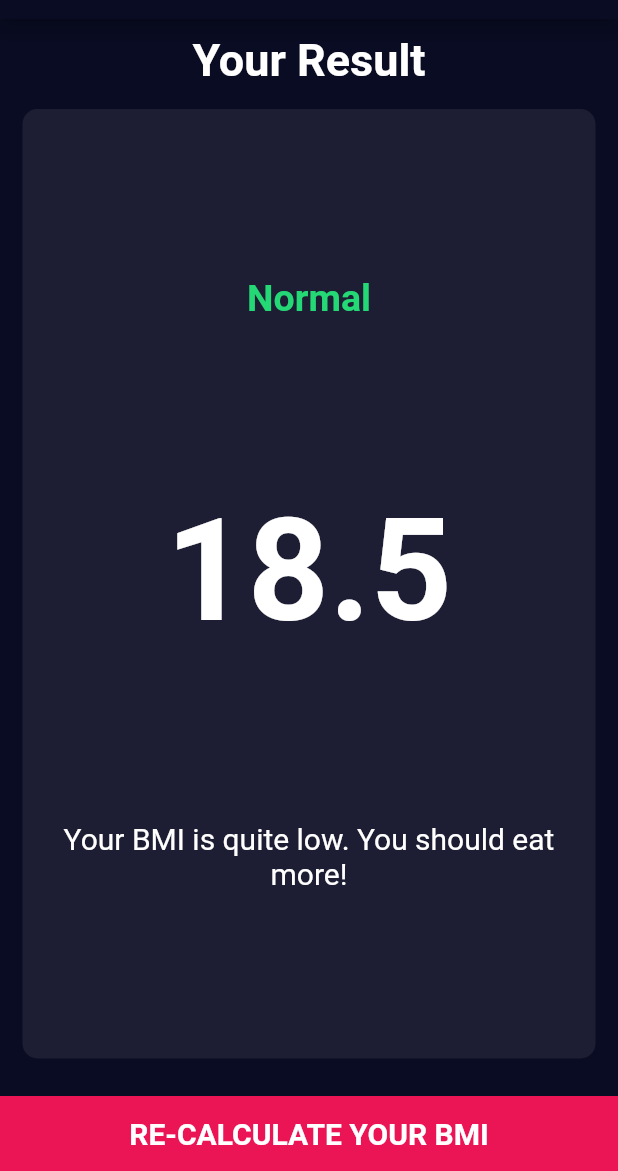
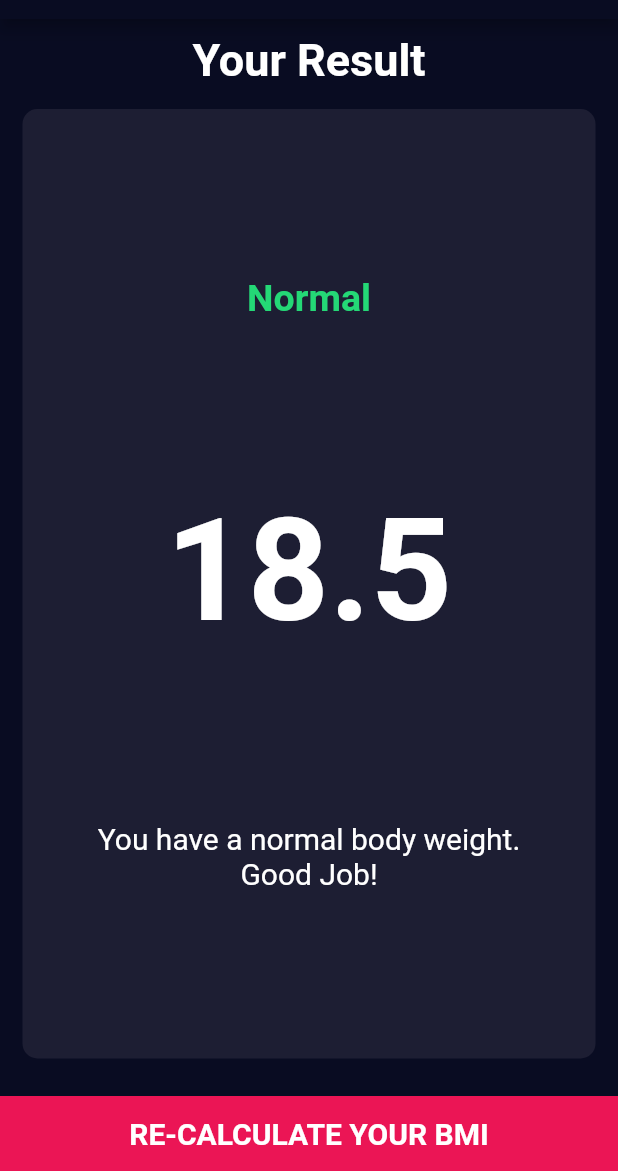
Before and after one commit to KAIMonmoy/Flutter-BMI-Calculator, a Flutter app: the screen it shows after launch, after a tap on "CALCULATE YOUR BMI", on a phone screen of 412 x 824 dp, the part 65-1236 px from its top. Run offline on Flutter 3.47's test engine with Material 2 defaults, Android fonts, the phone set to English and light mode, and no system bars; our stand-ins replace font_awesome_flutter.

Commit message:
:rocket: BMI Calculator App Complete!

```diff
--- a/lib/screens/input_page.dart
+++ b/lib/screens/input_page.dart
@@ -4,6 +4,8 @@ import 'package:font_awesome_flutter/font_awesome_flutter.dart';
 import 'package:bmi_calculator/util/constants.dart';
 import 'package:bmi_calculator/components/custom_card_icon.dart';
 import 'package:bmi_calculator/components/reusable_card.dart';
+import 'package:bmi_calculator/util/bmi_calculator_brain.dart';
+import 'result_page.dart';
 
 class InputPage extends StatefulWidget {
   @override
@@ -261,7 +263,13 @@ class _InputPageState extends State<InputPage> {
           ),
           GestureDetector(
             onTap: () {
-              Navigator.pushNamed(context, '/result_page');
+              BMICalculatorBrain bmiCalc =
+                  BMICalculatorBrain(weight: weight, height: height);
+              Navigator.pushNamed(context, '/result_page',
+                  arguments: ResultPageArguments(
+                      bmiResult: bmiCalc.getBMI(),
+                      resultText: bmiCalc.getResult(),
+                      interpretation: bmiCalc.getInterpretation()));
             },
             child: Container(
               color: BOTTOM_CONTAINER_COLOR,
--- a/lib/screens/result_page.dart
+++ b/lib/screens/result_page.dart
@@ -3,9 +3,23 @@ import 'package:flutter/material.dart';
 import 'package:bmi_calculator/components/reusable_card.dart';
 import 'package:bmi_calculator/util/constants.dart';
 
+class ResultPageArguments {
+  ResultPageArguments(
+      {@required this.bmiResult,
+      @required this.resultText,
+      @required this.interpretation});
+
+  final String bmiResult;
+  final String resultText;
+  final String interpretation;
+}
+
 class ResultPage extends StatelessWidget {
   @override
   Widget build(BuildContext context) {
+    final ResultPageArguments arguments =
+        ModalRoute.of(context).settings.arguments;
+
     return Scaffold(
         appBar: AppBar(
           title: Text('BMI CALCULATOR'),
@@ -33,7 +47,7 @@ class ResultPage extends StatelessWidget {
                   mainAxisAlignment: MainAxisAlignment.spaceEvenly,
                   children: <Widget>[
                     Text(
-                      'Normal',
+                      arguments.resultText,
                       style: TextStyle(
                         fontSize: 25.0,
                         fontWeight: FontWeight.bold,
@@ -41,14 +55,14 @@ class ResultPage extends StatelessWidget {
                       ),
                     ),
                     Text(
-                      '18.5',
+                      arguments.bmiResult,
                       style: TextStyle(
                         fontWeight: FontWeight.bold,
                         fontSize: 95.0,
                       ),
                     ),
                     Text(
-                      'Your BMI is quite low. You should eat more!',
+                      arguments.interpretation,
                       textAlign: TextAlign.center,
                       style: TextStyle(
                         fontSize: 20.0,
--- a/lib/util/bmi_calculator_brain.dart
+++ b/lib/util/bmi_calculator_brain.dart
@@ -1,14 +1,15 @@
 class BMICalculatorBrain {
-  BMICalculatorBrain({this.height, this.weight});
+  BMICalculatorBrain({this.height, this.weight}) {
+    double heightInMeter = height / 100.0;
+    _bmi = weight / (heightInMeter * heightInMeter);
+  }
 
   final int height;
   final int weight;
 
   double _bmi;
 
-  String calculateBMI() {
-    double heightInMeter = height / 100.0;
-    double _bmi = weight / (heightInMeter * heightInMeter);
+  String getBMI() {
     return _bmi.toStringAsFixed(1);
   }
 
@@ -24,11 +25,11 @@ class BMICalculatorBrain {
 
   String getInterpretation() {
     if (_bmi >= 25) {
-      return 'You have a higher than normal body weight. Try to exercise more!';
+      return 'You have a higher than normal body weight.\nTry to exercise more!';
     } else if (_bmi > 18.5) {
-      return 'You have a normal body weight. Good Job!';
+      return 'You have a normal body weight.\nGood Job!';
     } else {
-      return 'You have a lower than normal body weight. You should eat a bit more!';
+      return 'You have a lower than normal body weight.\nYou should eat a bit more!';
     }
   }
 }
```
